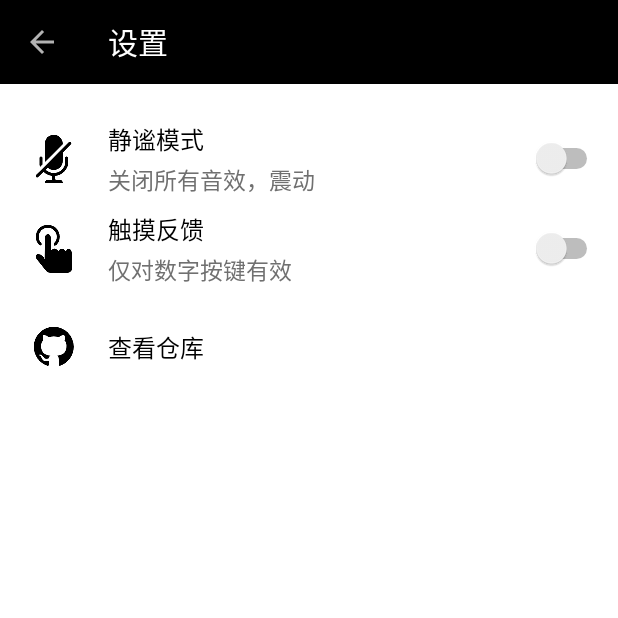
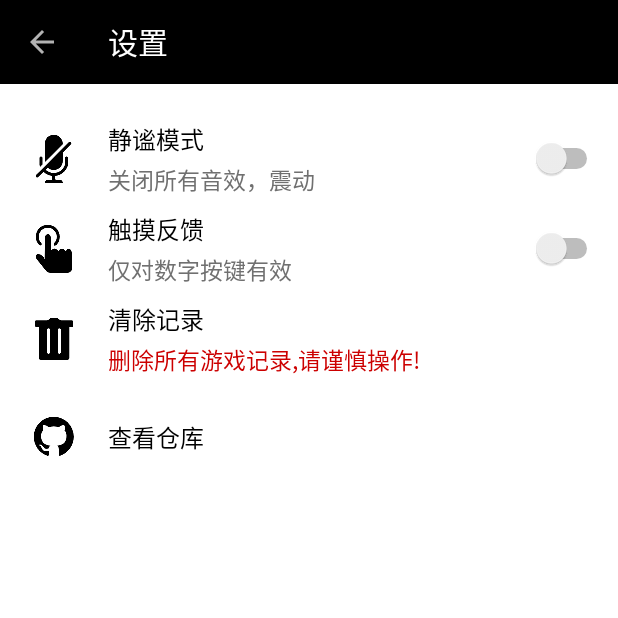
Before and after one commit to trueAndroidfans/SchulteGrid, an Android app: the SettingActivity screen opened directly, with no data from a screen before it, on a phone screen of 412 x 824 dp, the top half of it. Run offline under Robolectric (Android 15) with nearby library versions, the phone set to English and light mode, and no system bars; libraries missing offline, so code that uses them is left out: com.tencent.mmkv, org.litepal; 2 statements that could not run were skipped.

Commit message:
add clean button

```diff
--- a/app/src/main/java/com/aokiji/schultegrid/MainActivity.java
+++ b/app/src/main/java/com/aokiji/schultegrid/MainActivity.java
@@ -21,7 +21,7 @@ import androidx.recyclerview.widget.RecyclerView;
 import com.aokiji.schultegrid.db.entities.Record;
 import com.aokiji.schultegrid.db.entities.Times;
 import com.aokiji.schultegrid.ui.adapter.ButtonAdapter;
-import com.aokiji.schultegrid.ui.widget.Toast;
+import com.aokiji.schultegrid.ui.widget.ViewAnimator;
 import com.aokiji.schultegrid.utils.DateUtil;
 import com.aokiji.schultegrid.utils.ScreenUtil;
 import com.aokiji.schultegrid.utils.SystemUtil;
@@ -42,6 +42,7 @@ public class MainActivity extends AppCompatActivity {
     private static final String KEY_TOUCH = "KEY_TOUCH";
 
     private Chronometer tvTimer;
+    private FrameLayout flPanel;
     private RecyclerView rvPanel;
     private ImageView ivMist;
     private BottomAppBar bottomAppBar;
@@ -68,6 +69,7 @@ public class MainActivity extends AppCompatActivity {
     private void initView()
     {
         tvTimer = findViewById(R.id.tv_timer);
+        flPanel = findViewById(R.id.flPanel);
         rvPanel = findViewById(R.id.rv_panel);
         ivMist = findViewById(R.id.iv_mist);
         bottomAppBar = findViewById(R.id.bottomAppBar);
@@ -148,7 +150,7 @@ public class MainActivity extends AppCompatActivity {
                         alert(R.raw.a4);
                         shock(500);
                     }
-                    Toast.e(MainActivity.this, "走神啦?");
+                    ViewAnimator.wobble(flPanel);
                 }
             }
         });
--- a/app/src/main/java/com/aokiji/schultegrid/SettingActivity.java
+++ b/app/src/main/java/com/aokiji/schultegrid/SettingActivity.java
@@ -1,5 +1,6 @@
 package com.aokiji.schultegrid;
 
+import android.content.DialogInterface;
 import android.content.Intent;
 import android.net.Uri;
 import android.os.Bundle;
@@ -10,10 +11,15 @@ import android.widget.LinearLayout;
 import android.widget.Switch;
 
 import androidx.annotation.NonNull;
+import androidx.appcompat.app.AlertDialog;
 import androidx.appcompat.app.AppCompatActivity;
 import androidx.appcompat.widget.Toolbar;
 
+import com.aokiji.schultegrid.db.entities.Record;
+import com.aokiji.schultegrid.db.entities.Times;
 import com.tencent.mmkv.MMKV;
+
+import org.litepal.LitePal;
 
 public class SettingActivity extends AppCompatActivity {
 
@@ -22,7 +28,7 @@ public class SettingActivity extends AppCompatActivity {
 
     private Toolbar toolbar;
     private Switch switchBeQuiet, switchTouch;
-    private LinearLayout llViewOnGitHub;
+    private LinearLayout llCleanData, llViewOnGitHub;
 
     @Override
     protected void onCreate(Bundle savedInstanceState)
@@ -68,6 +74,14 @@ public class SettingActivity extends AppCompatActivity {
                 }
             }
         });
+        llCleanData = findViewById(R.id.llCleanData);
+        llCleanData.setOnClickListener(new View.OnClickListener() {
+            @Override
+            public void onClick(View v)
+            {
+                cleanData();
+            }
+        });
         llViewOnGitHub = findViewById(R.id.llViewOnGitHub);
         llViewOnGitHub.setOnClickListener(new View.OnClickListener() {
             @Override
@@ -102,6 +116,32 @@ public class SettingActivity extends AppCompatActivity {
     }
 
 
+    private void cleanData()
+    {
+        new AlertDialog.Builder(this)
+                .setTitle("警告")
+                .setMessage("确定删除所有记录吗?删除后不可恢复!")
+                .setNegativeButton("再想想", new DialogInterface.OnClickListener() {
+                    @Override
+                    public void onClick(DialogInterface dialog, int which)
+                    {
+                        dialog.dismiss();
+                    }
+                })
+                .setPositiveButton("确定", new DialogInterface.OnClickListener() {
+                    @Override
+                    public void onClick(DialogInterface dialog, int which)
+                    {
+                        dialog.dismiss();
+                        LitePal.deleteAll(Record.class);
+                        LitePal.deleteAll(Times.class);
+                    }
+                })
+                .setCancelable(false)
+                .show();
+    }
+
+
     @Override
     public boolean onOptionsItemSelected(@NonNull MenuItem item)
     {
--- /dev/null
+++ b/app/src/main/res/drawable/shape_error_background.xml
@@ -0,0 +1,6 @@
+<?xml version="1.0" encoding="utf-8"?>
+<shape xmlns:android="http://schemas.android.com/apk/res/android"
+    android:shape="rectangle">
+    <solid android:color="@android:color/holo_red_dark" />
+    <corners android:radius="200dp" />
+</shape>
--- a/app/src/main/res/layout/activity_main.xml
+++ b/app/src/main/res/layout/activity_main.xml
@@ -1,6 +1,7 @@
 <?xml version="1.0" encoding="utf-8"?>
 <RelativeLayout xmlns:android="http://schemas.android.com/apk/res/android"
     xmlns:app="http://schemas.android.com/apk/res-auto"
+    android:id="@+id/root"
     android:layout_width="match_parent"
     android:layout_height="match_parent"
     android:animateLayoutChanges="true"
@@ -46,6 +47,7 @@
     </androidx.coordinatorlayout.widget.CoordinatorLayout>
 
     <FrameLayout
+        android:id="@+id/flPanel"
         android:layout_width="match_parent"
         android:layout_height="wrap_content"
         android:layout_above="@id/coordinatorLayout"
--- a/app/src/main/res/layout/activity_setting.xml
+++ b/app/src/main/res/layout/activity_setting.xml
@@ -101,6 +101,45 @@
     </LinearLayout>
 
     <LinearLayout
+        android:id="@+id/llCleanData"
+        android:layout_width="match_parent"
+        android:layout_height="@dimen/dp_60"
+        android:background="?android:attr/selectableItemBackground"
+        android:gravity="center_vertical">
+
+        <ImageView
+            android:layout_width="wrap_content"
+            android:layout_height="wrap_content"
+            android:layout_marginLeft="@dimen/dp_20"
+            android:src="@drawable/ic_clean" />
+
+        <LinearLayout
+            android:layout_width="@dimen/dp_0"
+            android:layout_height="match_parent"
+            android:layout_marginLeft="@dimen/dp_20"
+            android:layout_marginRight="@dimen/dp_20"
+            android:layout_weight="1"
+            android:gravity="center_vertical"
+            android:orientation="vertical">
+
+            <TextView
+                android:layout_width="wrap_content"
+                android:layout_height="wrap_content"
+                android:text="@string/text_clean_data"
+                android:textColor="@android:color/black"
+                android:textSize="@dimen/sp_16" />
+
+            <TextView
+                android:layout_width="wrap_content"
+                android:layout_height="wrap_content"
+                android:layout_marginTop="@dimen/dp_3"
+                android:text="@string/text_clean_data_explain"
+                android:textColor="@android:color/holo_red_dark"
+                android:textSize="@dimen/sp_15" />
+        </LinearLayout>
+    </LinearLayout>
+
+    <LinearLayout
         android:id="@+id/llViewOnGitHub"
         android:layout_width="match_parent"
         android:layout_height="@dimen/dp_60"
--- a/app/src/main/res/values/dimens.xml
+++ b/app/src/main/res/values/dimens.xml
@@ -12,10 +12,14 @@
     <dimen name="dp_20">20dp</dimen>
     <dimen name="dp_30">30dp</dimen>
     <dimen name="dp_40">40dp</dimen>
+    <dimen name="dp_48">48dp</dimen>
     <dimen name="dp_50">50dp</dimen>
     <dimen name="dp_60">60dp</dimen>
     <dimen name="dp_72">72dp</dimen>
     <dimen name="dp_100">100dp</dimen>
+    <dimen name="dp_150">150dp</dimen>
+    <dimen name="dp_180">180dp</dimen>
+    <dimen name="dp_200">200dp</dimen>
 
     <dimen name="sp_15">15sp</dimen>
     <dimen name="sp_16">16sp</dimen>
--- a/app/src/main/res/values/strings.xml
+++ b/app/src/main/res/values/strings.xml
@@ -9,5 +9,8 @@
     <string name="text_touch_mode">触摸反馈</string>
     <string name="text_touch_mode_explain">仅对数字按键有效</string>
     <string name="text_view_on_github">查看仓库</string>
+    <string name="text_error">走神啦?</string>
+    <string name="text_clean_data">清除记录</string>
+    <string name="text_clean_data_explain">删除所有游戏记录,请谨慎操作!</string>
 
 </resources>
```
Also changed, not shown: app/src/main/java/com/aokiji/schultegrid/ui/widget/ViewAnimator.java (added, +23 -0 lines), app/src/main/res/drawable-xxhdpi/ic_clean.png (added).
